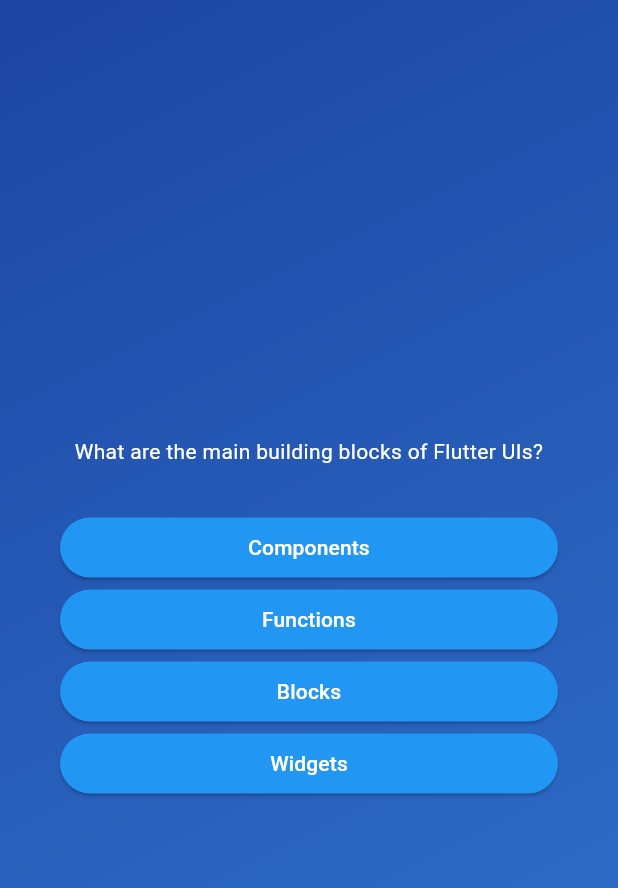
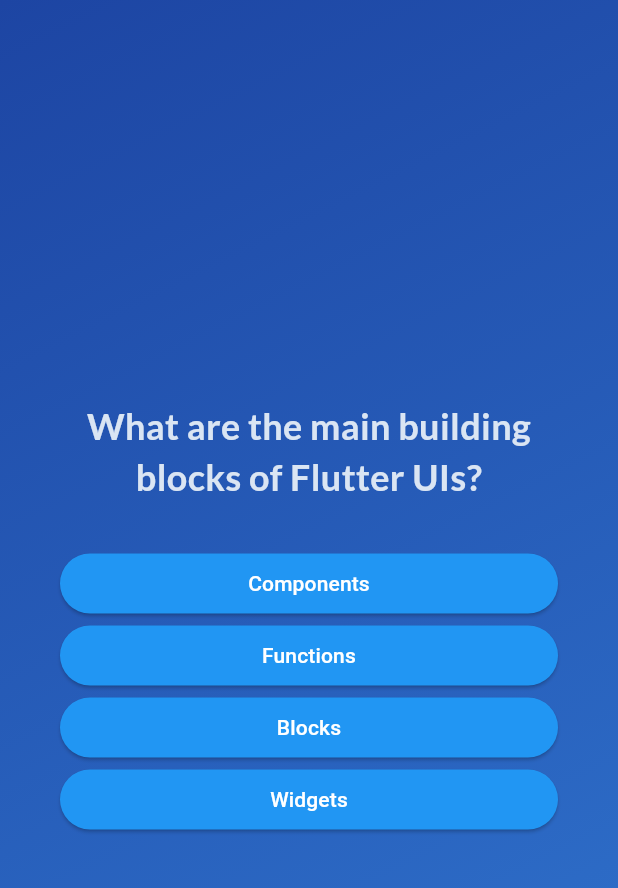
Before and after one commit to joehfree/academind-flutter-course, a Flutter app: the screen it shows after launch, after a tap on "Start Quiz", on a phone screen of 412 x 824 dp. Shown: the top 888 px of the screen. Run offline on Flutter 3.47's test engine with Material 3 defaults, Android fonts, the phone set to English and light mode, and no system bars; our stand-ins replace google_fonts.

Commit message:
Lecture 76:  Using Third-Party Packages & Adding Google Fonts

```diff
--- a/advanced_basics/lib/questions_screen.dart
+++ b/advanced_basics/lib/questions_screen.dart
@@ -1,6 +1,7 @@
 import 'package:flutter/material.dart';
 import 'package:advanced_basics/data/questions.dart';
 import 'package:advanced_basics/answer_button.dart';
+import 'package:google_fonts/google_fonts.dart';
 
 class QuestionsScreen extends StatefulWidget {
   const QuestionsScreen({super.key});
@@ -35,7 +36,11 @@ class _QuestionsScreenState extends State<QuestionsScreen> {
             Text(
               textAlign: TextAlign.center,
               currentQuestion.text,
-              style: TextStyle(color: Colors.white),
+              style: GoogleFonts.lato(
+                color: const Color.fromARGB(255, 218, 229, 243),
+                fontSize: 24,
+                fontWeight: FontWeight.bold,
+              ),
             ),
             const SizedBox(height: 30),
             //map the answer buttons to new widgets
--- a/advanced_basics/lib/start_screen.dart
+++ b/advanced_basics/lib/start_screen.dart
@@ -1,4 +1,5 @@
 import 'package:flutter/material.dart';
+import 'package:google_fonts/google_fonts.dart';
 
 class StartScreen extends StatelessWidget {
   const StartScreen(this.startQuiz, {super.key});
@@ -18,9 +19,9 @@ class StartScreen extends StatelessWidget {
             color: const Color.fromARGB(208, 255, 255, 255),
           ),
           const SizedBox(height: 80),
-          const Text(
+          Text(
             'Learn Flutter the fun way!',
-            style: TextStyle(fontSize: 24, color: Colors.white),
+            style: GoogleFonts.lato(fontSize: 24, color: Colors.white),
           ),
           const SizedBox(height: 30),
           OutlinedButton.icon(
--- a/advanced_basics/pubspec.yaml
+++ b/advanced_basics/pubspec.yaml
@@ -34,6 +34,7 @@ dependencies:
   # The following adds the Cupertino Icons font to your application.
   # Use with the CupertinoIcons class for iOS style icons.
   cupertino_icons: ^1.0.8
+  google_fonts: ^6.2.1
 
 dev_dependencies:
   flutter_test:
```
Also changed, not shown: 6 other files.
